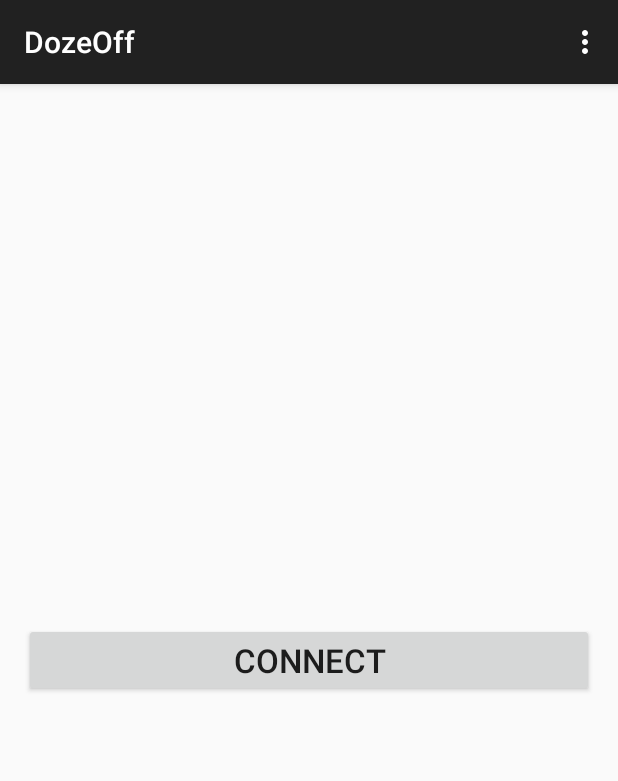
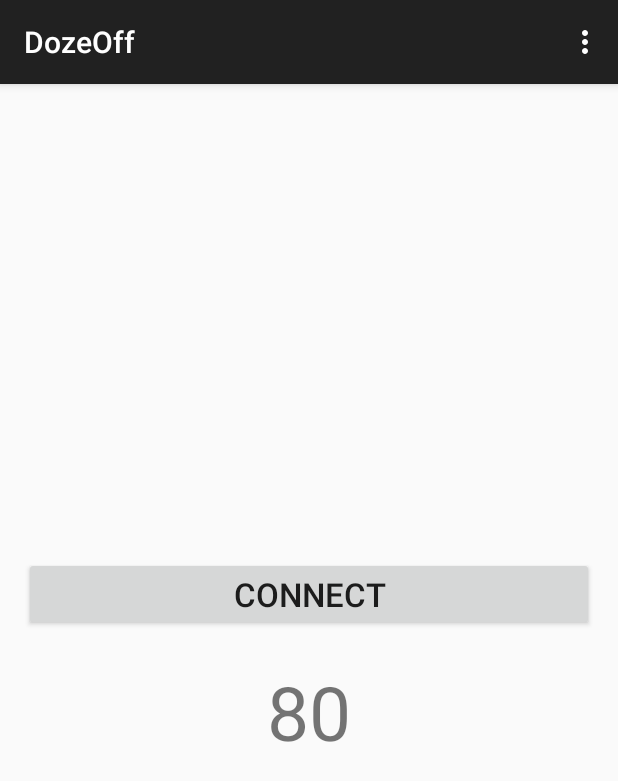
Before and after one commit to mosdragon/dozeoff, an Android app: the screen it shows after launch (MainActivity), on a phone screen of 412 x 824 dp. Shown: the top 781 px of the screen. Run offline under Robolectric (Android 15) with nearby library versions, the phone set to English and light mode, and no system bars; our stand-ins replace ButterKnife.

Commit message:
Keeps updates of heart rate on screen

```diff
--- a/app/src/main/java/es/sakhi/osama/dozeoff/MainActivity.java
+++ b/app/src/main/java/es/sakhi/osama/dozeoff/MainActivity.java
@@ -11,6 +11,7 @@ import android.view.Menu;
 import android.view.MenuItem;
 import android.view.View;
 import android.widget.Button;
+import android.widget.TextView;
 
 import com.microsoft.band.BandClient;
 import com.microsoft.band.BandClientManager;
@@ -41,7 +42,10 @@ public class MainActivity extends AppCompatActivity implements HeartRateConsentL
     private static final String CONNECT = "Connect";
     private static final String DISCONNECT = "Disconnect";
 
-    Button bandConnection;
+    private Button bandConnection;
+    private TextView heartRateView;
+    private int heartRate;
+
 
     @Override
     protected void onCreate(Bundle savedInstanceState) {
@@ -66,6 +70,9 @@ public class MainActivity extends AppCompatActivity implements HeartRateConsentL
             }
         });
         bandConnection.setText(CONNECT);
+        heartRateView = (TextView) findViewById(R.id.heartRate);
+        heartRate = 80;
+        heartRateView.setText("" + heartRate);
     }
 
     @Override
@@ -130,6 +137,7 @@ public class MainActivity extends AppCompatActivity implements HeartRateConsentL
                     // do work on heart rate changed (i.e. update UI)
                     int rate = event.getHeartRate();
                     Log.d(TAG, "HEART RATE: " + rate);
+                    heartRateView.setText("" + heartRate);
                 }
             };
 
--- a/app/src/main/res/layout/activity_main.xml
+++ b/app/src/main/res/layout/activity_main.xml
@@ -17,4 +17,14 @@
         android:textSize="22dp"
         />
 
+    <TextView
+        android:layout_width="fill_parent"
+        android:layout_height="wrap_content"
+        android:layout_marginTop="20dp"
+        android:gravity="center"
+        android:textSize="50dp"
+        android:text="80"
+        android:id="@+id/heartRate"
+        />
+
 </LinearLayout>
```
Also changed, not shown: app/libs/flot_android_1.0.jar (added), 1 other file.
